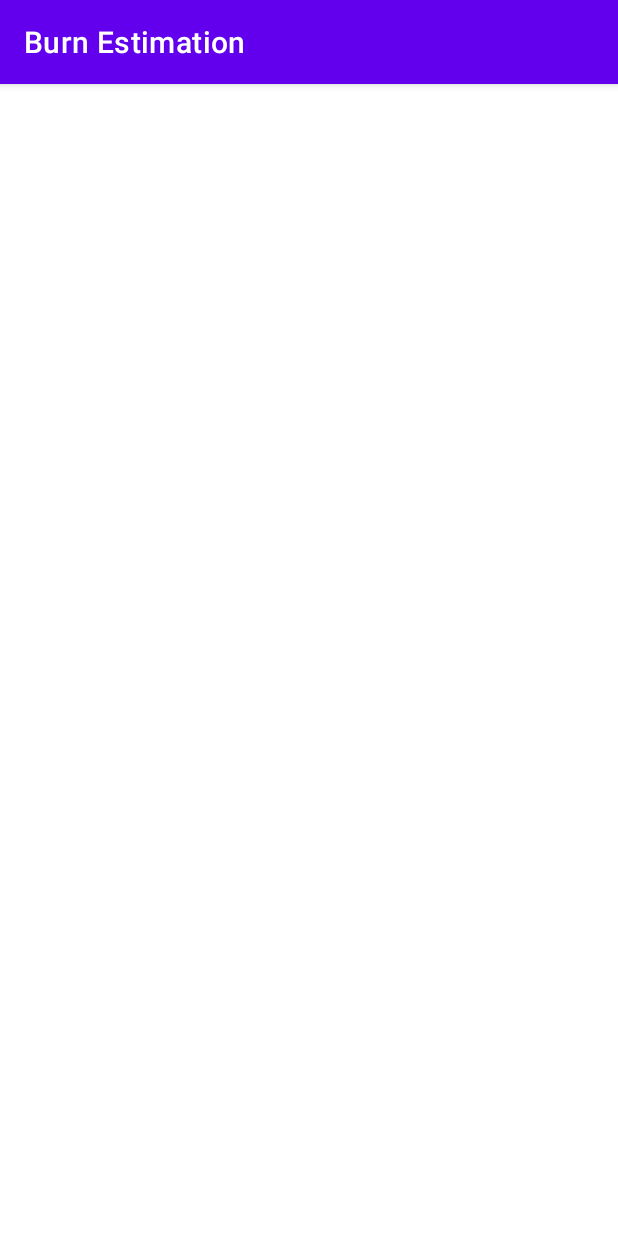
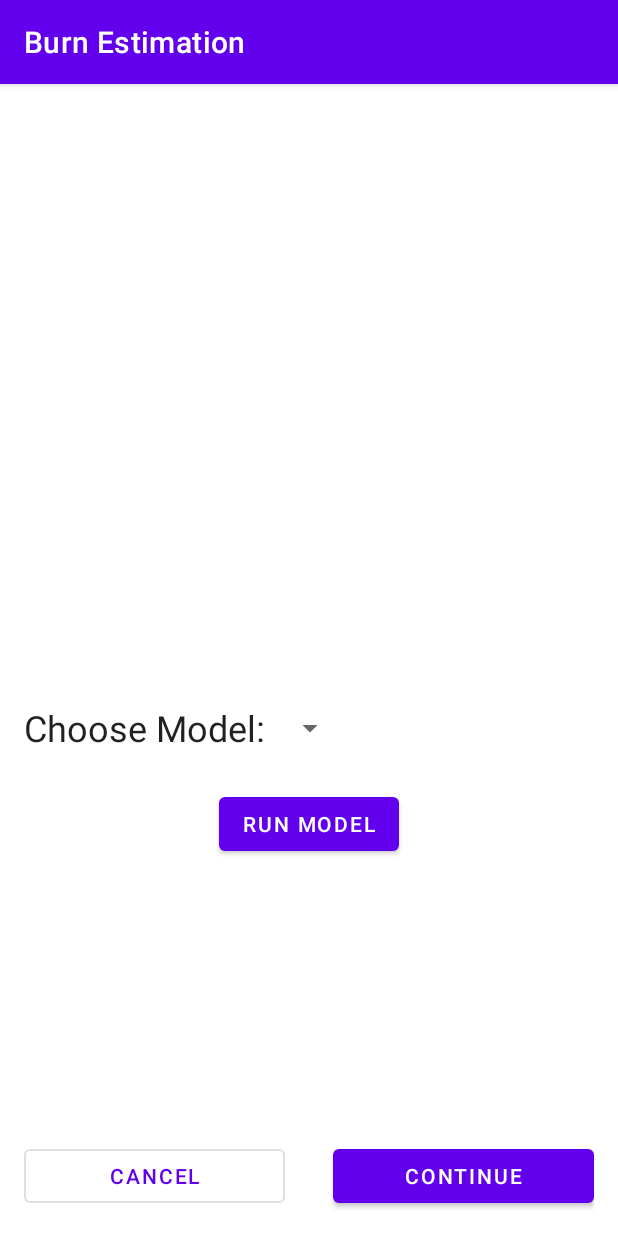
Before and after one commit to ianzur/burn-estimation, an Android app: the fragment nnSegmentationFragment shown on its own in the app's theme, on a phone screen of 412 x 824 dp. Run offline under Robolectric (Android 15) with nearby library versions, the phone set to English and light mode, and no system bars; network calls fail.

Commit message:
new fragments with layouts, but viewModels and functionality not added

```diff
--- a/app/src/main/java/com/example/burnestimation/nnSegmentationFragment.kt
+++ b/app/src/main/java/com/example/burnestimation/nnSegmentationFragment.kt
@@ -18,6 +18,10 @@ class nnSegmentationFragment : Fragment() {
 
     private lateinit var viewModel: nnSegmentationViewModel
 
+    override fun onCreate(savedInstanceState: Bundle?) {
+        super.onCreate(savedInstanceState)
+    }
+
     override fun onCreateView(
         inflater: LayoutInflater, container: ViewGroup?,
         savedInstanceState: Bundle?
@@ -25,10 +29,8 @@ class nnSegmentationFragment : Fragment() {
         return inflater.inflate(R.layout.nn_sementation_fragment, container, false)
     }
 
-    override fun onActivityCreated(savedInstanceState: Bundle?) {
-        super.onActivityCreated(savedInstanceState)
-        viewModel = ViewModelProvider(this).get(nnSegmentationViewModel::class.java)
-        // TODO: Use the ViewModel
+    override fun onViewCreated(view: View, savedInstanceState: Bundle?) {
+        super.onViewCreated(view, savedInstanceState)
     }
 
 }
--- a/app/src/main/res/layout/nn_sementation_fragment.xml
+++ b/app/src/main/res/layout/nn_sementation_fragment.xml
@@ -7,16 +7,82 @@
     tools:context=".nnSegmentationFragment">
 
 
-    <LinearLayout
+    <androidx.constraintlayout.widget.ConstraintLayout
+        android:id="@+id/cnst_lay"
         android:layout_width="match_parent"
-        android:layout_height="match_parent"
-        android:orientation="vertical">
+        android:layout_height="match_parent">
 
-        <ImageView
-            android:id="@+id/imageView2"
+        <LinearLayout
+            android:id="@+id/linearLayout"
             android:layout_width="match_parent"
-            android:layout_height="345dp"
-            tools:src="@tools:sample/backgrounds/scenic" />
+            android:layout_height="wrap_content"
+            android:orientation="vertical"
+            app:layout_constraintEnd_toEndOf="parent"
+            app:layout_constraintStart_toStartOf="parent"
+            app:layout_constraintTop_toTopOf="parent">
 
-    </LinearLayout>
+            <ImageView
+                android:id="@+id/imageView2"
+                android:layout_width="match_parent"
+                android:layout_height="389dp"
+                tools:src="@tools:sample/backgrounds/scenic" />
+
+            <LinearLayout
+                android:layout_width="match_parent"
+                android:layout_height="wrap_content"
+                android:orientation="horizontal"
+                android:padding="@dimen/form_spacing">
+
+                <TextView
+                    android:layout_width="wrap_content"
+                    android:layout_height="wrap_content"
+                    android:layout_gravity="center_vertical"
+                    android:text="Choose Model: "
+                    android:textAppearance="@style/TextAppearance.MaterialComponents.Headline5" />
+
+                <Spinner
+                    android:id="@+id/model_spinner"
+                    android:layout_width="wrap_content"
+                    android:layout_height="wrap_content"
+                    android:layout_gravity="center_vertical"
+                    android:minHeight="48dp" />
+
+            </LinearLayout>
+
+            <Button
+                android:layout_width="wrap_content"
+                android:layout_height="wrap_content"
+                android:layout_gravity="center_horizontal"
+                android:text="Run Model" />
+
+        </LinearLayout>
+
+        <LinearLayout
+            android:layout_width="match_parent"
+            android:layout_height="wrap_content"
+            android:orientation="horizontal"
+            android:padding="@dimen/form_spacing"
+            app:layout_constraintBottom_toBottomOf="parent">
+
+            <Button
+                android:id="@+id/buttonCancel"
+                style="?attr/materialButtonOutlinedStyle"
+                android:layout_width="0dp"
+                android:layout_height="wrap_content"
+                android:layout_marginEnd="@dimen/form_spacing"
+                android:layout_weight="1"
+                android:text="@string/button_cancel" />
+
+            <Button
+                android:id="@+id/buttonCamera"
+                android:layout_width="0dp"
+                android:layout_height="wrap_content"
+                android:layout_marginStart="@dimen/form_spacing"
+                android:layout_weight="1"
+                android:text="@string/button_continue" />
+
+        </LinearLayout>
+
+    </androidx.constraintlayout.widget.ConstraintLayout>
+
 </FrameLayout>
```
Also changed, not shown: app/src/main/res/layout/color_threshold_segmentation_fragment.xml (+12 -3 lines), app/src/main/res/navigation/nav_graph.xml (+21 -0 lines), app/src/main/res/values/arrays.xml (+8 -0 lines).
